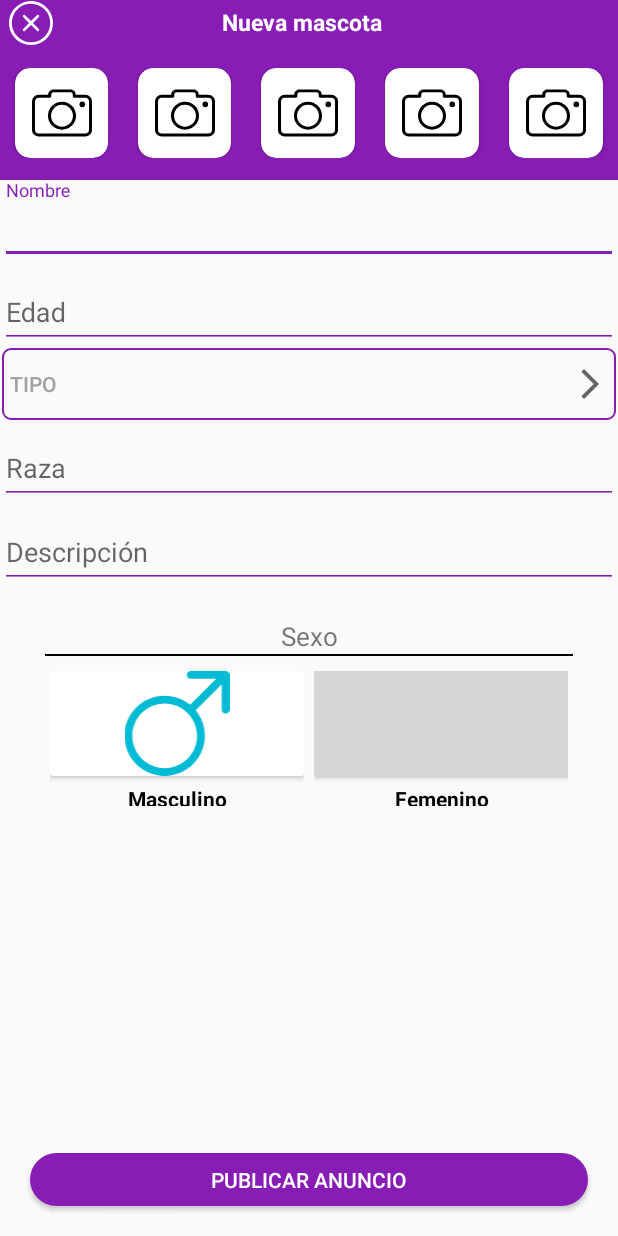
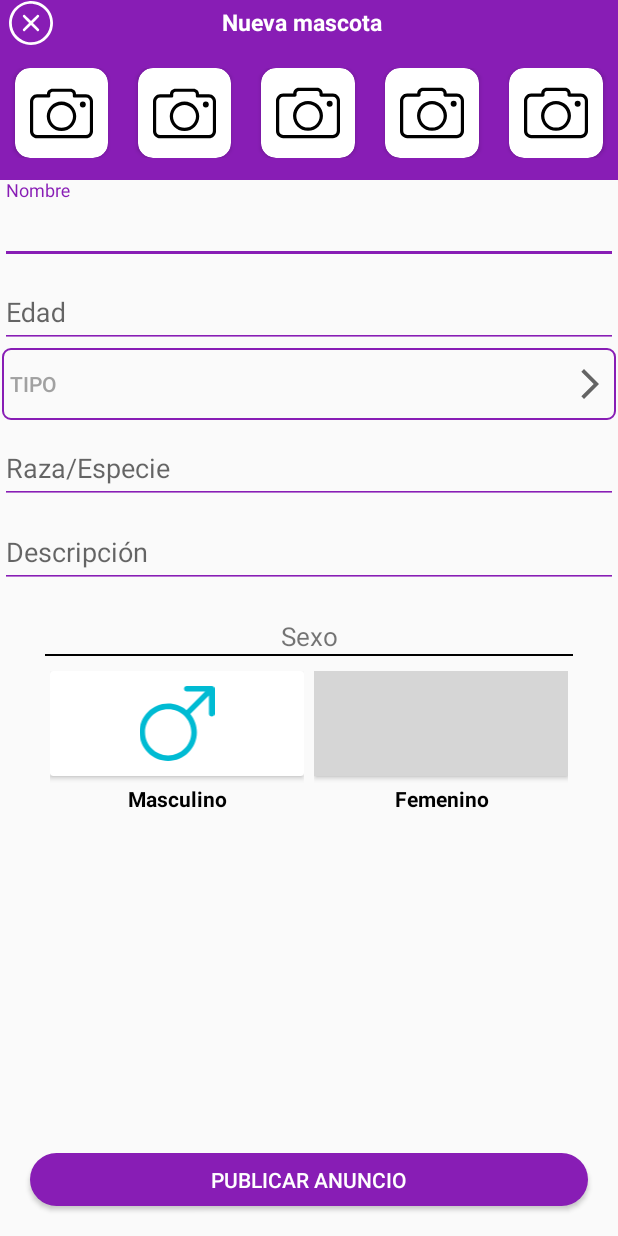
Before and after one commit to Braian-Pimentao/MyPet, an Android app: the layout activity_crear_publicacion.xml on its own in the app's theme, with its tools: preview values and no code run, on a phone screen of 412 x 824 dp. Run offline under Robolectric (Android 15) with nearby library versions, the phone set to English and light mode, and no system bars; grey boxes are pictures that could not be loaded.

Commit message:
Creando publicacion

```diff
--- a/app/src/main/AndroidManifest.xml
+++ b/app/src/main/AndroidManifest.xml
@@ -3,6 +3,7 @@
     package="com.aplicacion.mypet">
 
     <uses-permission android:name="android.permission.INTERNET" />
+    <uses-permission android:name="android.permission.READ_EXTERNAL_STORAGE" />
 
     <application
         android:allowBackup="true"
--- a/app/src/main/java/com/aplicacion/mypet/activities/sesion/IniciarSesion.java
+++ b/app/src/main/java/com/aplicacion/mypet/activities/sesion/IniciarSesion.java
@@ -86,6 +86,7 @@ public class IniciarSesion extends AppCompatActivity {
                 public void onComplete(@NonNull Task<AuthResult> task) {
                     dialog.dismiss();
                     if (task.isSuccessful()) {
+                        guardarPreferencias();
                         Toast.makeText(IniciarSesion.this, getString(R.string.inicio_correcto), Toast.LENGTH_LONG).show();
                         finish();
                     } else {
@@ -96,6 +97,10 @@ public class IniciarSesion extends AppCompatActivity {
         } else {
             Toast.makeText(this, getString(R.string.campos_vacios), Toast.LENGTH_SHORT).show();
         }
+    }
+
+    private void guardarPreferencias() {
+        //SharedPreferences preferences = getSharedPreferences()
     }
 
     private void signInGoogle() {
--- a/app/src/main/java/com/aplicacion/mypet/providers/AuthProvider.java
+++ b/app/src/main/java/com/aplicacion/mypet/providers/AuthProvider.java
@@ -46,4 +46,8 @@ public class AuthProvider {
     public Task<AuthResult> registerUser(String email, String password){
         return auth.createUserWithEmailAndPassword(email,password);
     }
+
+    public FirebaseAuth getAuth() {
+        return auth;
+    }
 }
--- a/app/src/main/res/layout/activity_crear_publicacion.xml
+++ b/app/src/main/res/layout/activity_crear_publicacion.xml
@@ -46,7 +46,7 @@
 
             <LinearLayout
                 android:layout_width="wrap_content"
-                android:layout_height="wrap_content"
+                android:layout_height="match_parent"
                 android:orientation="vertical">
 
                 <LinearLayout
@@ -72,10 +72,12 @@
                             app:cardCornerRadius="10dp">
 
                             <ImageView
+                                android:id="@+id/imagen_publicar_1"
                                 android:layout_width="match_parent"
                                 android:layout_height="match_parent"
+                                android:onClick="elegirImagen"
                                 android:padding="10dp"
-                                android:scaleType="centerInside"
+                                android:scaleType="centerCrop"
                                 android:src="@drawable/ic_camara" />
                         </androidx.cardview.widget.CardView>
 
@@ -89,10 +91,12 @@
                             app:cardCornerRadius="10dp">
 
                             <ImageView
+                                android:id="@+id/imagen_publicar_2"
                                 android:layout_width="match_parent"
                                 android:layout_height="match_parent"
+                                android:onClick="elegirImagen"
                                 android:padding="10dp"
-                                android:scaleType="centerInside"
+                                android:scaleType="centerCrop"
                                 android:src="@drawable/ic_camara" />
                         </androidx.cardview.widget.CardView>
 
@@ -106,10 +110,12 @@
                             app:cardCornerRadius="10dp">
 
                             <ImageView
+                                android:id="@+id/imagen_publicar_3"
                                 android:layout_width="match_parent"
                                 android:layout_height="match_parent"
+                                android:onClick="elegirImagen"
                                 android:padding="10dp"
-                                android:scaleType="centerInside"
+                                android:scaleType="centerCrop"
                                 android:src="@drawable/ic_camara" />
                         </androidx.cardview.widget.CardView>
 
@@ -123,10 +129,12 @@
                             app:cardCornerRadius="10dp">
 
                             <ImageView
+                                android:id="@+id/imagen_publicar_4"
                                 android:layout_width="match_parent"
                                 android:layout_height="match_parent"
+                                android:onClick="elegirImagen"
                                 android:padding="10dp"
-                                android:scaleType="centerInside"
+                                android:scaleType="centerCrop"
                                 android:src="@drawable/ic_camara" />
                         </androidx.cardview.widget.CardView>
 
@@ -140,10 +148,12 @@
                             app:cardCornerRadius="10dp">
 
                             <ImageView
+                                android:id="@+id/imagen_publicar_5"
                                 android:layout_width="match_parent"
                                 android:layout_height="match_parent"
+                                android:onClick="elegirImagen"
                                 android:padding="10dp"
-                                android:scaleType="centerInside"
+                                android:scaleType="centerCrop"
                                 android:src="@drawable/ic_camara" />
                         </androidx.cardview.widget.CardView>
                     </LinearLayout>
@@ -246,25 +256,34 @@
                     android:orientation="horizontal">
 
                     <LinearLayout
+                        android:id="@+id/sexo_masculino"
                         android:layout_width="0dp"
-                        android:layout_height="90dp"
+                        android:layout_height="wrap_content"
                         android:layout_marginLeft="3dp"
                         android:layout_marginRight="3dp"
                         android:layout_weight="1"
+                        android:contentDescription="@string/desc_masculino"
+                        android:onClick="seleccionarSexo"
                         android:orientation="vertical">
 
                         <androidx.cardview.widget.CardView
+                            android:id="@+id/card_masculino"
                             android:layout_width="match_parent"
+
                             android:layout_height="70dp">
 
                             <ImageView
+                                android:id="@+id/masculino"
                                 android:layout_width="match_parent"
                                 android:layout_height="match_parent"
-                                android:src="@drawable/ic_masculino" />
+                                android:padding="10dp"
+                                android:src="@drawable/ic_masculino"
+                                android:contentDescription="@string/desc_masculino" />
 
                         </androidx.cardview.widget.CardView>
 
                         <TextView
+
                             android:layout_width="match_parent"
                             android:layout_height="wrap_content"
                             android:layout_marginTop="5dp"
@@ -276,24 +295,30 @@
                     </LinearLayout>
 
                     <LinearLayout
+                        android:id="@+id/sexo_femenino"
                         android:layout_width="0dp"
-                        android:layout_height="90dp"
+                        android:layout_height="wrap_content"
                         android:layout_marginLeft="3dp"
                         android:layout_marginRight="3dp"
                         android:layout_weight="1"
+                        android:contentDescription="@string/desc_femenino"
+                        android:onClick="seleccionarSexo"
                         android:background="@color/opaco"
                         android:orientation="vertical">
 
                         <androidx.cardview.widget.CardView
                             android:layout_width="match_parent"
-                            android:layout_height="70dp"
-                            android:background="@color/opaco">
+                            android:id="@+id/card_femenino"
+                            android:layout_height="70dp">
 
                             <ImageView
+                                android:id="@+id/femenino"
                                 android:layout_width="match_parent"
                                 android:layout_height="match_parent"
+                                android:padding="10dp"
                                 android:background="@color/opaco"
-                                android:src="@drawable/ic_femenine" />
+                                android:src="@drawable/ic_femenine"
+                                android:contentDescription="@string/desc_femenino" />
 
                         </androidx.cardview.widget.CardView>
 
@@ -310,6 +335,7 @@
             </LinearLayout>
         </ScrollView>
     </LinearLayout>
+
     <Button
         android:id="@+id/boton_registro"
         android:layout_width="match_parent"
@@ -318,6 +344,7 @@
         android:layout_margin="20dp"
         android:background="@drawable/pulsar_boton_app"
 
+        android:onClick="subirPublicacion"
         android:text="@string/publicar_anuncio"
         android:textColor="@color/white" />
 </androidx.coordinatorlayout.widget.CoordinatorLayout>
--- a/app/src/main/res/layout/activity_main.xml
+++ b/app/src/main/res/layout/activity_main.xml
@@ -35,7 +35,7 @@
             android:src="@drawable/ic_publicar"
             android:background="@drawable/pulsar_publicar"
             android:contentDescription="@string/boton_publicar"
-            android:onClick="prueba"
+            android:onClick="botonPublicar"
             android:scaleType="center"/>
     </com.google.android.material.bottomnavigation.BottomNavigationView>
 
--- a/app/src/main/res/values/strings.xml
+++ b/app/src/main/res/values/strings.xml
@@ -4,7 +4,7 @@
     <string name="textview" translatable="false">TextView</string>
     <string name="desc_img_animal">Imagen del animal</string>
     <string name="nombre_animal">Nombre</string>
-    <string name="raza_animal">Raza</string>
+    <string name="raza_animal">Raza/Especie</string>
     <string name="tipo_animal">Tipo</string>
     <string name="correo_electronico">Correo Electronico</string>
     <string name="pssword">Contraseña</string>
@@ -46,6 +46,10 @@
     <string name="masculino">Masculino</string>
     <string name="femenino">Femenino</string>
     <string name="publicar_anuncio">Publicar anuncio</string>
+    <string name="subir_imagen_correcta">Imagen subida</string>
+    <string name="error_subir_imagen">No se ha podido subir la imagen</string>
+    <string name="desc_masculino">masculino</string>
+    <string name="desc_femenino">femenino</string>
 
     <string-array name="lista_animales">
         <item>Perro</item>
```
Also changed, not shown: app/src/main/java/com/aplicacion/mypet/activities/MainActivity.java (+20 -3 lines), app/src/main/java/com/aplicacion/mypet/activities/publicar/ActivityCrearPublicacion.java (+168 -4 lines), app/src/main/java/com/aplicacion/mypet/fragments/FragmentPerfil.java (+5 -4 lines), app/src/main/java/com/aplicacion/mypet/models/Publicacion.java (added, +101 -0 lines), app/src/main/java/com/aplicacion/mypet/providers/ImageProvider.java (added, +31 -0 lines), app/src/main/java/com/aplicacion/mypet/providers/PublicarProvider.java (added, +20 -0 lines), app/src/main/java/com/aplicacion/mypet/utils/CompressorBitmapImage.java (added, +40 -0 lines), app/src/main/java/com/aplicacion/mypet/utils/FileUtil.java (added, +114 -0 lines), app/src/main/res/layout/fragment_perfil.xml (+8 -0 lines).
